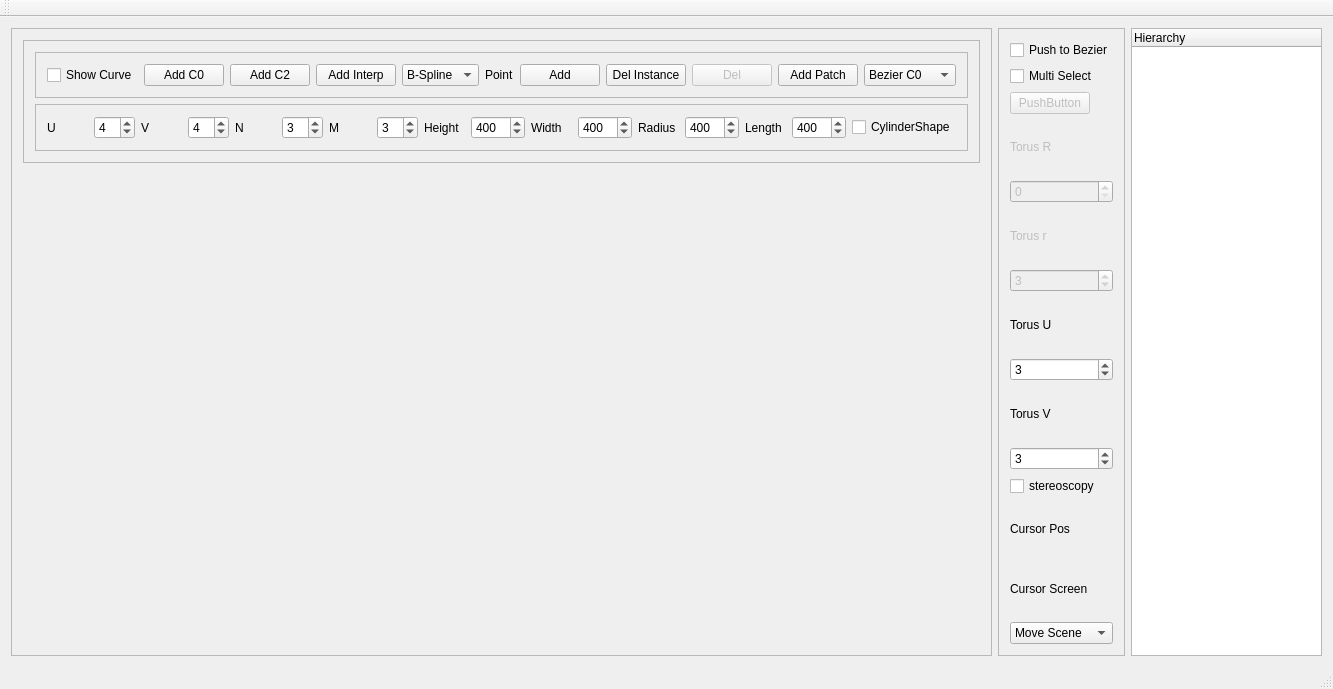
This is GraphicEngine/mainwindow.ui in awitwicka/3DGraphicEngine as Qt 5 draws it before an edit. The edited form follows.
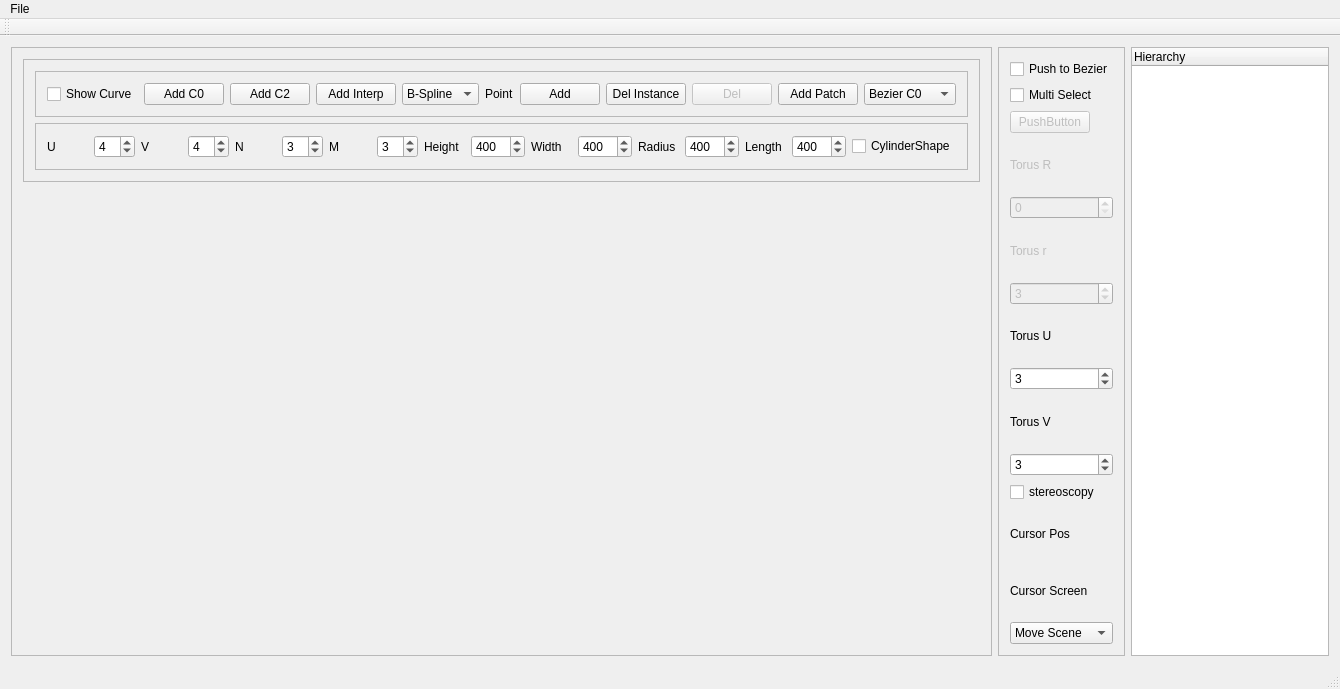
This is the edited form. Custom widgets are drawn as their Qt base class.

Patch:
```diff
--- a/GraphicEngine/mainwindow.ui
+++ b/GraphicEngine/mainwindow.ui
@@ -6,7 +6,7 @@
    <rect>
     <x>0</x>
     <y>0</y>
-    <width>1333</width>
+    <width>1340</width>
     <height>689</height>
    </rect>
   </property>
@@ -537,10 +537,18 @@
     <rect>
      <x>0</x>
      <y>0</y>
-     <width>1333</width>
+     <width>1340</width>
      <height>26</height>
     </rect>
    </property>
+   <widget class="QMenu" name="menuLoll">
+    <property name="title">
+     <string>File</string>
+    </property>
+    <addaction name="actionLoad"/>
+    <addaction name="actionSave"/>
+   </widget>
+   <addaction name="menuLoll"/>
   </widget>
   <widget class="QToolBar" name="mainToolBar">
    <attribute name="toolBarArea">
```
Left out of the diff: 10 changed lines with no effect on the pictures.
